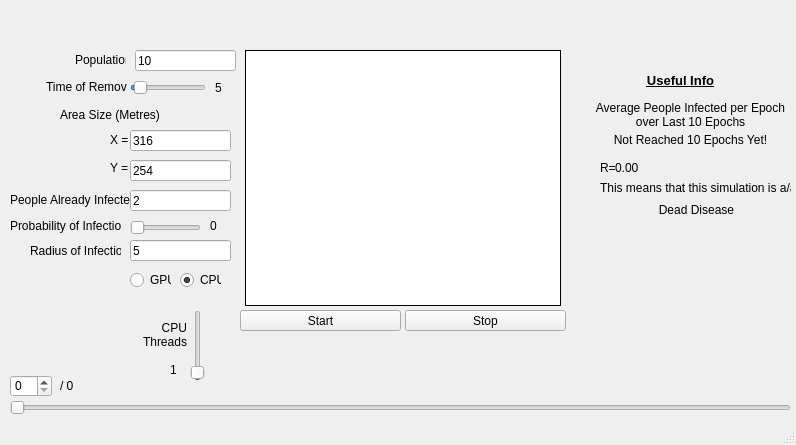
Before: the Qt Designer form EpiUI/mainwindow.ui in Bobrow/EpiSim, drawn with Qt 5.
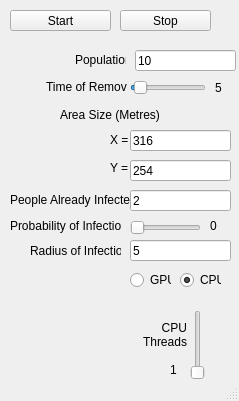
After: the same form once the commit is applied.

```diff
--- a/EpiUI/mainwindow.ui
+++ b/EpiUI/mainwindow.ui
@@ -6,8 +6,8 @@
    <rect>
     <x>0</x>
     <y>0</y>
-    <width>796</width>
-    <height>445</height>
+    <width>239</width>
+    <height>401</height>
    </rect>
   </property>
   <property name="sizePolicy">
@@ -26,31 +26,12 @@
      <verstretch>0</verstretch>
     </sizepolicy>
    </property>
-   <widget class="QSlider" name="TimelineSlider">
-    <property name="geometry">
-     <rect>
-      <x>10</x>
-      <y>400</y>
-      <width>781</width>
-      <height>16</height>
-     </rect>
-    </property>
-    <property name="sizePolicy">
-     <sizepolicy hsizetype="Expanding" vsizetype="Expanding">
-      <horstretch>0</horstretch>
-      <verstretch>0</verstretch>
-     </sizepolicy>
-    </property>
-    <property name="orientation">
-     <enum>Qt::Horizontal</enum>
-    </property>
-   </widget>
    <widget class="QPushButton" name="StartButton">
     <property name="geometry">
      <rect>
-      <x>240</x>
-      <y>310</y>
-      <width>161</width>
+      <x>10</x>
+      <y>10</y>
+      <width>101</width>
       <height>21</height>
      </rect>
     </property>
@@ -67,9 +48,9 @@
    <widget class="QPushButton" name="StopButton">
     <property name="geometry">
      <rect>
-      <x>405</x>
-      <y>310</y>
-      <width>161</width>
+      <x>120</x>
+      <y>10</y>
+      <width>91</width>
       <height>21</height>
      </rect>
     </property>
@@ -83,60 +64,6 @@
      <string>Stop</string>
     </property>
    </widget>
-   <widget class="QSpinBox" name="EpochSelect">
-    <property name="geometry">
-     <rect>
-      <x>10</x>
-      <y>375</y>
-      <width>42</width>
-      <height>22</height>
-     </rect>
-    </property>
-    <property name="sizePolicy">
-     <sizepolicy hsizetype="Expanding" vsizetype="Expanding">
-      <horstretch>0</horstretch>
-      <verstretch>0</verstretch>
-     </sizepolicy>
-    </property>
-   </widget>
-   <widget class="QLabel" name="TotalEpochs">
-    <property name="geometry">
-     <rect>
-      <x>60</x>
-      <y>375</y>
-      <width>47</width>
-      <height>21</height>
-     </rect>
-    </property>
-    <property name="sizePolicy">
-     <sizepolicy hsizetype="Expanding" vsizetype="Expanding">
-      <horstretch>0</horstretch>
-      <verstretch>0</verstretch>
-     </sizepolicy>
-    </property>
-    <property name="text">
-     <string>/ 0</string>
-    </property>
-   </widget>
-   <widget class="QLabel" name="UsefulInfoLabel">
-    <property name="geometry">
-     <rect>
-      <x>600</x>
-      <y>70</y>
-      <width>161</width>
-      <height>21</height>
-     </rect>
-    </property>
-    <property name="sizePolicy">
-     <sizepolicy hsizetype="Expanding" vsizetype="Expanding">
-      <horstretch>0</horstretch>
-      <verstretch>0</verstretch>
-     </sizepolicy>
-    </property>
-    <property name="text">
-     <string>&lt;html&gt;&lt;head/&gt;&lt;body&gt;&lt;p align=&quot;center&quot;&gt;&lt;span style=&quot; font-size:10pt; font-weight:600; text-decoration: underline;&quot;&gt;Useful Info&lt;/span&gt;&lt;/p&gt;&lt;/body&gt;&lt;/html&gt;</string>
-    </property>
-   </widget>
    <widget class="QLineEdit" name="PopulationInput">
     <property name="geometry">
      <rect>
@@ -513,120 +440,6 @@
      <string>1</string>
     </property>
    </widget>
-   <widget class="QLabel" name="APIpEoL10ELabel">
-    <property name="geometry">
-     <rect>
-      <x>590</x>
-      <y>100</y>
-      <width>201</width>
-      <height>31</height>
-     </rect>
-    </property>
-    <property name="sizePolicy">
-     <sizepolicy hsizetype="Expanding" vsizetype="Expanding">
-      <horstretch>0</horstretch>
-      <verstretch>0</verstretch>
-     </sizepolicy>
-    </property>
-    <property name="text">
-     <string>&lt;html&gt;&lt;head/&gt;&lt;body&gt;&lt;p align=&quot;center&quot;&gt;Average People Infected per Epoch&lt;br/&gt;over Last 10 Epochs&lt;/p&gt;&lt;/body&gt;&lt;/html&gt;</string>
-    </property>
-   </widget>
-   <widget class="QLabel" name="APIpEoL10EValue">
-    <property name="geometry">
-     <rect>
-      <x>600</x>
-      <y>130</y>
-      <width>181</width>
-      <height>21</height>
-     </rect>
-    </property>
-    <property name="sizePolicy">
-     <sizepolicy hsizetype="Expanding" vsizetype="Expanding">
-      <horstretch>0</horstretch>
-      <verstretch>0</verstretch>
-     </sizepolicy>
-    </property>
-    <property name="text">
-     <string>&lt;html&gt;&lt;head/&gt;&lt;body&gt;&lt;p align=&quot;center&quot;&gt;Not Reached 10 Epochs Yet!&lt;/p&gt;&lt;/body&gt;&lt;/html&gt;</string>
-    </property>
-   </widget>
-   <widget class="QLabel" name="RequalsLabel">
-    <property name="geometry">
-     <rect>
-      <x>600</x>
-      <y>160</y>
-      <width>21</width>
-      <height>16</height>
-     </rect>
-    </property>
-    <property name="sizePolicy">
-     <sizepolicy hsizetype="Expanding" vsizetype="Expanding">
-      <horstretch>0</horstretch>
-      <verstretch>0</verstretch>
-     </sizepolicy>
-    </property>
-    <property name="text">
-     <string>R= </string>
-    </property>
-   </widget>
-   <widget class="QLabel" name="SimName">
-    <property name="geometry">
-     <rect>
-      <x>600</x>
-      <y>180</y>
-      <width>191</width>
-      <height>16</height>
-     </rect>
-    </property>
-    <property name="sizePolicy">
-     <sizepolicy hsizetype="Expanding" vsizetype="Expanding">
-      <horstretch>0</horstretch>
-      <verstretch>0</verstretch>
-     </sizepolicy>
-    </property>
-    <property name="text">
-     <string>This means that this simulation is a/an:</string>
-    </property>
-   </widget>
-   <widget class="QLabel" name="RValue">
-    <property name="geometry">
-     <rect>
-      <x>615</x>
-      <y>160</y>
-      <width>41</width>
-      <height>16</height>
-     </rect>
-    </property>
-    <property name="sizePolicy">
-     <sizepolicy hsizetype="Expanding" vsizetype="Expanding">
-      <horstretch>0</horstretch>
-      <verstretch>0</verstretch>
-     </sizepolicy>
-    </property>
-    <property name="text">
-     <string>0.00</string>
-    </property>
-   </widget>
-   <widget class="QLabel" name="DiseaseType">
-    <property name="geometry">
-     <rect>
-      <x>606</x>
-      <y>200</y>
-      <width>181</width>
-      <height>20</height>
-     </rect>
-    </property>
-    <property name="sizePolicy">
-     <sizepolicy hsizetype="Expanding" vsizetype="Expanding">
-      <horstretch>0</horstretch>
-      <verstretch>0</verstretch>
-     </sizepolicy>
-    </property>
-    <property name="text">
-     <string>&lt;html&gt;&lt;head/&gt;&lt;body&gt;&lt;p align=&quot;center&quot;&gt;Dead Disease&lt;/p&gt;&lt;/body&gt;&lt;/html&gt;</string>
-    </property>
-   </widget>
    <widget class="QLabel" name="RemovalDisplay">
     <property name="geometry">
      <rect>
@@ -687,28 +500,6 @@
      <string>Time of Removal</string>
     </property>
    </widget>
-   <widget class="QGraphicsView" name="Stage">
-    <property name="geometry">
-     <rect>
-      <x>245</x>
-      <y>50</y>
-      <width>316</width>
-      <height>256</height>
-     </rect>
-    </property>
-    <property name="sizePolicy">
-     <sizepolicy hsizetype="Expanding" vsizetype="Expanding">
-      <horstretch>0</horstretch>
-      <verstretch>0</verstretch>
-     </sizepolicy>
-    </property>
-    <property name="frameShape">
-     <enum>QFrame::Box</enum>
-    </property>
-    <property name="frameShadow">
-     <enum>QFrame::Plain</enum>
-    </property>
-   </widget>
   </widget>
   <widget class="QStatusBar" name="statusbar"/>
  </widget>
```
